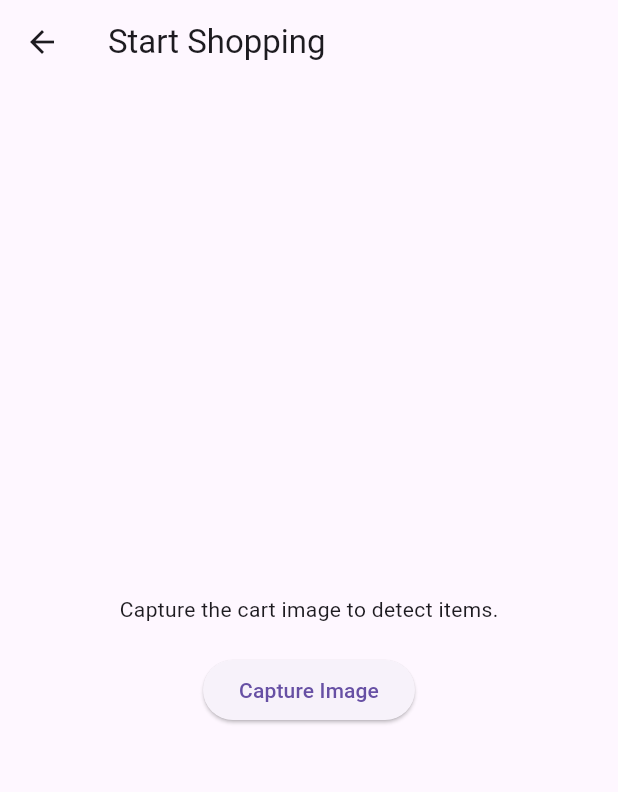
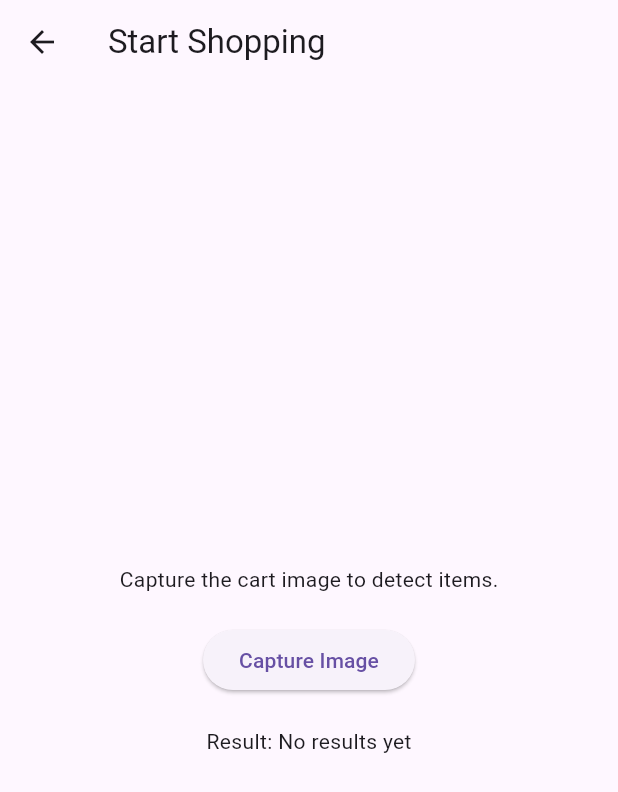
Before and after one commit to rixitgithub/sparkathon-walmart, a Flutter app: the screen it shows after launch, after a tap on "Start Shopping", on a phone screen of 412 x 824 dp. Shown: the top 792 px of the screen. Run offline on Flutter 3.47's test engine with Material 3 defaults, Android fonts, the phone set to English and light mode, and no system bars; our stand-ins replace image_picker; missing offline and left inert: tflite_flutter.

Commit message:
tflite model

```diff
--- a/lib/screens/shopping_screen.dart
+++ b/lib/screens/shopping_screen.dart
@@ -1,6 +1,8 @@
+// lib/screens/shopping_screen.dart
 import 'package:flutter/material.dart';
 import 'package:image_picker/image_picker.dart';
 import 'dart:io';
+import '../tflite_model.dart'; // Import the model class
 
 class ShoppingScreen extends StatefulWidget {
   @override
@@ -9,8 +11,15 @@ class ShoppingScreen extends StatefulWidget {
 
 class _ShoppingScreenState extends State<ShoppingScreen> {
   File? _image;
+  String _result = 'No results yet';
+  final ImagePicker _picker = ImagePicker();
+  late TFLiteModel _model;
 
-  final ImagePicker _picker = ImagePicker();
+  @override
+  void initState() {
+    super.initState();
+    _model = TFLiteModel(); // Initialize the model
+  }
 
   Future<void> _captureImage() async {
     final pickedFile = await _picker.pickImage(source: ImageSource.camera);
@@ -19,10 +28,17 @@ class _ShoppingScreenState extends State<ShoppingScreen> {
       setState(() {
         _image = File(pickedFile.path);
       });
-      // TODO: Pass the image to your AI model for processing
+      _runModelOnImage(File(pickedFile.path));
     } else {
       print('No image selected.');
     }
+  }
+
+  void _runModelOnImage(File image) {
+    var result = _model.runModelOnImage(image);
+    setState(() {
+      _result = result.toString(); // Update with the model's output
+    });
   }
 
   @override
@@ -44,6 +60,8 @@ class _ShoppingScreenState extends State<ShoppingScreen> {
               onPressed: _captureImage,
               child: Text('Capture Image'),
             ),
+            SizedBox(height: 20),
+            Text('Result: $_result'), // Display result from model
           ],
         ),
       ),
--- /dev/null
+++ b/lib/tflite_model.dart
@@ -0,0 +1,53 @@
+// lib/tflite_model.dart
+import 'dart:typed_data';
+import 'dart:io';
+import 'package:image/image.dart' as img;
+import 'package:tflite_flutter/tflite_flutter.dart';
+
+class TFLiteModel {
+  late Interpreter _interpreter;
+
+  TFLiteModel() {
+    _loadModel();
+  }
+
+  void _loadModel() async {
+    try {
+      _interpreter = await Interpreter.fromAsset('model.tflite');
+      print('Model loaded successfully.');
+    } catch (e) {
+      print('Error loading model: $e');
+    }
+  }
+
+  List<dynamic> runModelOnImage(File imageFile) {
+    var input = preprocessImage(imageFile);
+    var output = List.generate(1 * 10, (index) => 0.0).reshape([1, 10]);
+
+    _interpreter.run(input, output);
+    return output;
+  }
+
+  Float32List preprocessImage(File imageFile) {
+    img.Image? image = img.decodeImage(imageFile.readAsBytesSync());
+    img.Image resizedImage = img.copyResize(image!, width: 224, height: 224);
+
+    Float32List imageAsList = imageToFloat32List(resizedImage);
+    return imageAsList;
+  }
+
+  Float32List imageToFloat32List(img.Image image) {
+    var buffer = Float32List(image.width * image.height * 3);
+    int pixelIndex = 0;
+
+    for (int y = 0; y < image.height; y++) {
+      for (int x = 0; x < image.width; x++) {
+        int pixel = image.getPixel(x, y);
+        buffer[pixelIndex++] = img.getRed(pixel) / 255.0; // Normalize to [0, 1]
+        buffer[pixelIndex++] = img.getGreen(pixel) / 255.0;
+        buffer[pixelIndex++] = img.getBlue(pixel) / 255.0;
+      }
+    }
+    return buffer;
+  }
+}
--- a/pubspec.yaml
+++ b/pubspec.yaml
@@ -38,6 +38,8 @@ dependencies:
   http: ^1.2.2
   provider: ^6.0.3
   image_picker: ^0.8.7+4
+  tflite_flutter: ^0.9.0
+  image: ^3.0.1
 
 dev_dependencies:
   flutter_test:
```
Also changed, not shown: pubspec.lock, 2 other files.
